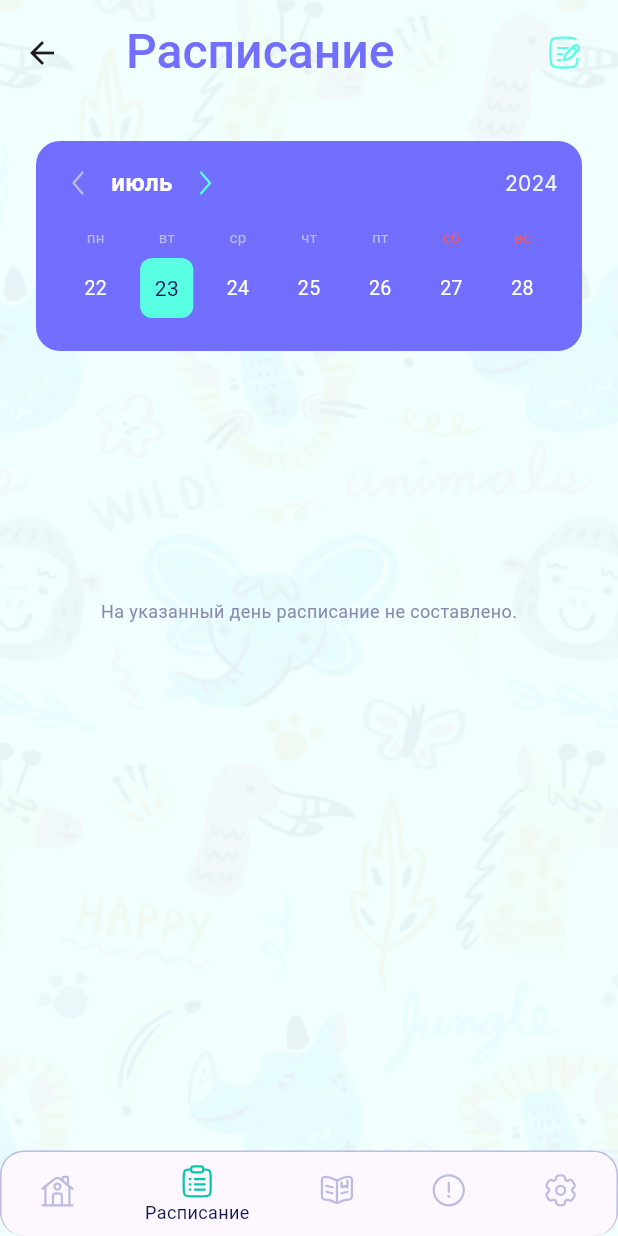
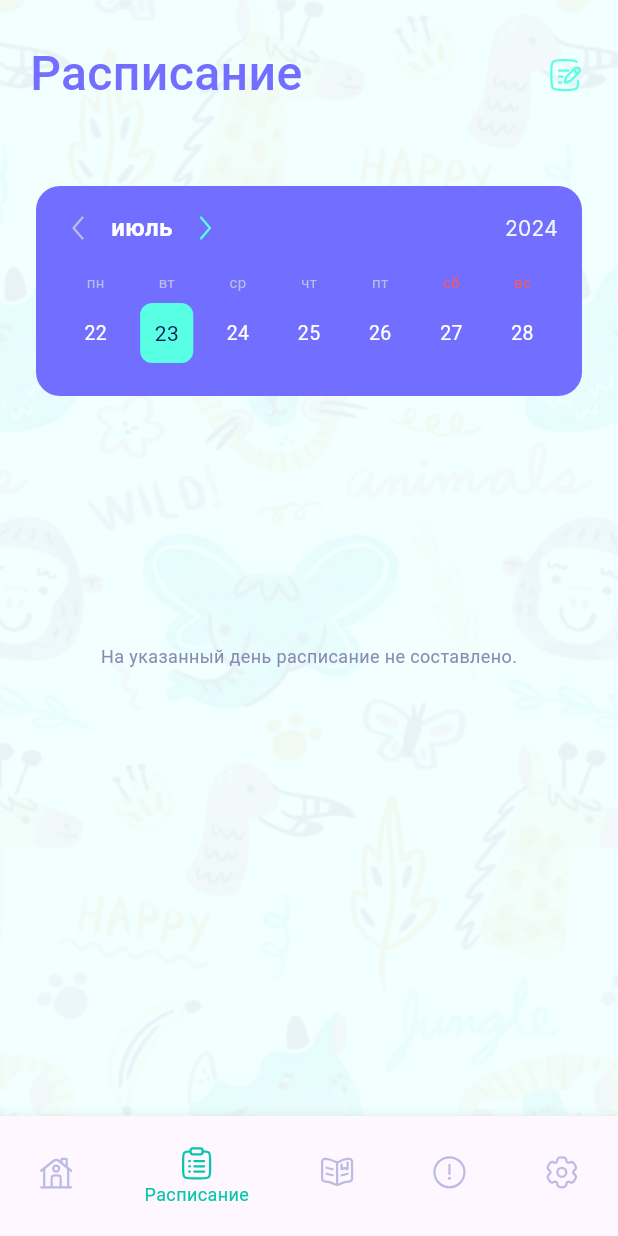
Before and after one commit to gaddevv/nanny_organizer, a Flutter app: the Screens screen opened directly, item 2 of the bottom bar chosen, on a phone screen of 412 x 824 dp. Run offline on Flutter 3.47's test engine with Material 3 defaults, Android fonts, the phone set to English and light mode, and no system bars; drawn by our look-alikes of table_calendar; our stand-ins replace flutter_bloc, flutter_svg, hive, hive_flutter, image_picker, in_app_review and 2 more; accounts and stored records are empty.

Commit message:
upgrade Screens

```diff
--- a/lib/screens/diary.dart
+++ b/lib/screens/diary.dart
@@ -8,11 +8,11 @@ import 'package:nanny_organizer/components/custom_button.dart';
 import 'package:nanny_organizer/database/database.dart';
 import 'package:nanny_organizer/screens/views/add_note.dart';
 
-class DiaryWidget extends StatefulWidget {
-  const DiaryWidget({super.key});
+class DiaryScreen extends StatefulWidget {
+  const DiaryScreen({super.key});
 
   @override
-  State<DiaryWidget> createState() => _DiaryWidgetState();
+  State<DiaryScreen> createState() => _DiaryScreenState();
 }
 
 final colorBg = Color.fromRGBO(241, 246, 255, 1);
@@ -29,7 +29,7 @@ final styleTextActive = TextStyle(
   fontFamily: 'Roboto',
 );
 
-class _DiaryWidgetState extends State<DiaryWidget> {
+class _DiaryScreenState extends State<DiaryScreen> {
   List<CategoryCustom> category = [
     CategoryCustom(
       id: 0,
--- a/lib/screens/home.dart
+++ b/lib/screens/home.dart
@@ -11,14 +11,14 @@ import 'package:nanny_organizer/screens/views/add_schedule.dart';
 import 'package:flutter_svg/flutter_svg.dart';
 import 'package:intl/intl.dart';
 
-class HomeWidget extends StatefulWidget {
-  const HomeWidget({super.key});
+class HomeScreen extends StatefulWidget {
+  const HomeScreen({super.key});
 
   @override
-  State<HomeWidget> createState() => _HomeWidgetState();
+  State<HomeScreen> createState() => _HomeScreenState();
 }
 
-class _HomeWidgetState extends State<HomeWidget> {
+class _HomeScreenState extends State<HomeScreen> {
   filtredDB(DateTime dateDB) {
     filtred.clear();
     scheduleBox.values.forEach((element) {
--- a/lib/screens/schedule.dart
+++ b/lib/screens/schedule.dart
@@ -8,16 +8,16 @@ import 'package:table_calendar/table_calendar.dart';
 import '../database/adapter/hive_adapter.dart';
 import '../components/calendar_custom.dart';
 
-class ScheduleWidget extends StatefulWidget {
-  const ScheduleWidget({super.key});
+class ScheduleScreen extends StatefulWidget {
+  const ScheduleScreen({super.key});
 
   @override
-  State<ScheduleWidget> createState() => SscheduleState();
+  State<ScheduleScreen> createState() => SscheduleState();
 }
 
 List<ScheduleDB> filtred = [];
 
-class SscheduleState extends State<ScheduleWidget> {
+class SscheduleState extends State<ScheduleScreen> {
   filtredDB(DateTime dateDB) {
     filtred.clear();
     scheduleBox.values.forEach((element) {
--- a/lib/screens/screens.dart
+++ b/lib/screens/screens.dart
@@ -1,8 +1,6 @@
 import 'package:flutter/material.dart';
 import 'package:flutter_svg/flutter_svg.dart';
-import 'package:nanny_organizer/components/custom_button.dart';
-import 'package:nanny_organizer/components/style.dart';
-import 'package:nanny_organizer/database/database.dart';
+import 'package:nanny_organizer/globals.dart';
 import 'package:nanny_organizer/screens/diary.dart';
 import 'package:nanny_organizer/screens/home.dart';
 import 'package:nanny_organizer/screens/schedule.dart';
@@ -11,24 +9,41 @@ import 'package:nanny_organizer/screens/situations.dart';
 import 'package:nanny_organizer/screens/views/add_schedule.dart';
 
 class Screens extends StatefulWidget {
-  const Screens({super.key});
+  Screens({
+    super.key,
+  });
 
   @override
   State<Screens> createState() => _ScreensState();
 }
 
 class _ScreensState extends State<Screens> {
-  int _selectIndex = 0;
-  List<Widget> screens = [
-    HomeWidget(),
-    ScheduleWidget(),
-    DiaryWidget(),
-    SituationsWidget(),
-    SettingsWidget(),
-  ];
+  int currentIndex = 0;
+  String title = 'Главная';
+  activeScreen(int index) {
+    setState(() {
+      currentIndex = index;
+      if (index == 0) title = 'Главная';
+      if (index == 1) {
+        title = 'Расписание';
+      }
+      if (index == 2) title = 'Дневник Прогресса';
+      if (index == 3) title = 'Тревожные Ситуации';
+      if (index == 4) title = 'Настройки';
+    });
+  }
 
   @override
   Widget build(BuildContext context) {
+    final width = MediaQuery.sizeOf(context).width;
+
+    List<Widget> screens = [
+      HomeScreen(),
+      ScheduleScreen(),
+      DiaryScreen(),
+      SituationsScreen(),
+      SettingsScreen(),
+    ];
     return Stack(
       children: [
         Image.asset(
@@ -39,136 +54,78 @@ class _ScreensState extends State<Screens> {
         ),
         Scaffold(
           backgroundColor: Colors.transparent,
-          appBar: AppBar(
-            toolbarHeight: 70,
-            backgroundColor: Colors.transparent,
-            title: Padding(
-              padding: EdgeInsets.only(left: 12),
-              child: Row(
-                children: [
-                  if (_selectIndex == 0) Expanded(child: Text('Главная', style: appBarText, maxLines: 2, softWrap: true)),
-                  if (_selectIndex == 1) Expanded(child: Text('Расписание', style: appBarText, maxLines: 2, softWrap: true)),
-                  if (_selectIndex == 2) Expanded(child: Text('Дневник прогресса', style: appBarText, maxLines: 2, softWrap: true)),
-                  if (_selectIndex == 3) Expanded(child: Text('Тревожные ситуации', style: appBarText, maxLines: 2, softWrap: true)),
-                  if (_selectIndex == 4) Expanded(child: Text('Настройки', style: appBarText, maxLines: 2, softWrap: true)),
-                ],
-              ),
-            ),
-            actions: [
-              if (_selectIndex == 1)
-                Padding(
-                  padding: const EdgeInsets.symmetric(horizontal: 24),
-                  child: CustomButton(
-                    width: 24,
-                    height: 24,
-                    child: SvgPicture.asset('assets/icons/schedule_icon.svg'),
-                    onPressed: () async {
-                      await Navigator.push(
-                        context,
-                        MaterialPageRoute(
-                          builder: (BuildContext context) {
-                            return AddSchedule();
-                          },
-                        ),
-                      );
-                      setState(() {
-                        scheduleBox.values.forEach((element) {
-                          if (element.dateTime?.day == DateTime.now().day) {
-                            filtred.add(element);
-                          }
-                        });
-                      });
-                    },
-                  ),
-                ),
-            ],
-          ),
-          bottomNavigationBar: Theme(
-            data: ThemeData(
-              splashColor: Colors.transparent,
-              highlightColor: Colors.transparent,
-              hoverColor: Colors.transparent,
-            ),
-            child: Container(
-              decoration: BoxDecoration(
-                borderRadius: BorderRadius.circular(16),
-                border: Border(
-                  top: BorderSide(
-                    color: Color.fromRGBO(188, 188, 227, 1),
-                  ),
-                  left: BorderSide(
-                    color: Color.fromRGBO(188, 188, 227, 1),
-                  ),
-                  right: BorderSide(
-                    color: Color.fromRGBO(188, 188, 227, 1),
-                  ),
-                ),
-              ),
-              child: ClipRRect(
-                borderRadius: BorderRadius.circular(16),
-                child: BottomNavigationBar(
-                  useLegacyColorScheme: true,
-                  currentIndex: _selectIndex,
-                  onTap: (index) => setState(() {
-                    _selectIndex = index;
-                  }),
-                  selectedLabelStyle: TextStyle(
-                    color: Color.fromRGBO(12, 22, 84, 1),
-                    fontSize: 12,
-                    fontWeight: FontWeight.w400,
-                    fontFamily: 'Roboto',
-                  ),
-                  selectedFontSize: 12,
-                  selectedItemColor: Color.fromRGBO(12, 22, 84, 1),
-                  items: [
-                    BottomNavigationBarItem(
-                      icon: SvgPicture.asset('assets/icons/navbar/home.svg'),
-                      activeIcon: SvgPicture.asset(
-                        'assets/icons/navbar/home.svg',
-                        colorFilter: ColorFilter.mode(Color.fromRGBO(7, 198, 172, 1), BlendMode.srcIn),
+          appBar: PreferredSize(
+            preferredSize: Size(double.infinity, 100),
+            child: SafeArea(
+              child: Container(
+                height: 100,
+                width: width - 100,
+                padding: EdgeInsets.only(left: 20),
+                alignment: Alignment.centerLeft,
+                child: Wrap(
+                  alignment: WrapAlignment.start,
+                  runAlignment: WrapAlignment.spaceBetween,
+                  spacing: width - (width / 2 + 55),
+                  children: [
+                    Text(
+                      title,
+                      maxLines: null,
+                      style: TextStyle(
+                        color: Color(0XFF726EFF),
+                        fontSize: 32,
+                        fontWeight: FontWeight.w500,
+                        fontFamily: 'Roboto',
                       ),
-                      label: 'Главная',
                     ),
-                    BottomNavigationBarItem(
-                      icon: SvgPicture.asset('assets/icons/navbar/schedule.svg'),
-                      activeIcon: SvgPicture.asset(
-                        'assets/icons/navbar/schedule.svg',
-                        colorFilter: ColorFilter.mode(Color.fromRGBO(7, 198, 172, 1), BlendMode.srcIn),
+                    if (currentIndex == 1)
+                      IconButton(
+                        onPressed: () {
+                          pushPage(context, AddSchedule());
+                        },
+                        icon: SvgPicture.asset('assets/icons/schedule-icon.svg'),
                       ),
-                      label: 'Расписание',
-                    ),
-                    BottomNavigationBarItem(
-                      icon: SvgPicture.asset('assets/icons/navbar/diary.svg'),
-                      activeIcon: SvgPicture.asset(
-                        'assets/icons/navbar/diary.svg',
-                        colorFilter: ColorFilter.mode(Color.fromRGBO(7, 198, 172, 1), BlendMode.srcIn),
-                      ),
-                      label: 'Дневник',
-                    ),
-                    BottomNavigationBarItem(
-                      icon: SvgPicture.asset('assets/icons/navbar/situations.svg'),
-                      activeIcon: SvgPicture.asset(
-                        'assets/icons/navbar/situations.svg',
-                        colorFilter: ColorFilter.mode(Color.fromRGBO(7, 198, 172, 1), BlendMode.srcIn),
-                      ),
-                      label: 'Ситуации',
-                    ),
-                    BottomNavigationBarItem(
-                      icon: SvgPicture.asset('assets/icons/navbar/settings.svg'),
-                      activeIcon: SvgPicture.asset(
-                        'assets/icons/navbar/settings.svg',
-                        colorFilter: ColorFilter.mode(Color.fromRGBO(7, 198, 172, 1), BlendMode.srcIn),
-                      ),
-                      label: 'Настройки',
-                    ),
                   ],
                 ),
               ),
             ),
           ),
-          body: Center(
-            child: screens[_selectIndex],
+          bottomNavigationBar: Container(
+            height: 80,
+            child: BottomNavigationBar(
+                currentIndex: currentIndex,
+                onTap: activeScreen,
+                selectedItemColor: Color(0XFF07C6AC),
+                showUnselectedLabels: false,
+                selectedLabelStyle: TextStyle(fontSize: 12, fontWeight: FontWeight.w400, fontFamily: 'Roboto'),
+                items: [
+                  BottomNavigationBarItem(
+                      icon: SvgPicture.asset('assets/icons/navigation-bar/home.svg'),
+                      label: 'Главная',
+                      activeIcon: SvgPicture.asset('assets/icons/navigation-bar/home.svg',
+                          colorFilter: ColorFilter.mode(Color(0XFF07C6AC), BlendMode.srcIn))),
+                  BottomNavigationBarItem(
+                      icon: SvgPicture.asset('assets/icons/navigation-bar/schedule.svg'),
+                      label: 'Расписание',
+                      activeIcon: SvgPicture.asset('assets/icons/navigation-bar/schedule.svg',
+                          colorFilter: ColorFilter.mode(Color(0XFF07C6AC), BlendMode.srcIn))),
+                  BottomNavigationBarItem(
+                      icon: SvgPicture.asset('assets/icons/navigation-bar/diary.svg'),
+                      label: 'Дневник',
+                      activeIcon: SvgPicture.asset('assets/icons/navigation-bar/diary.svg',
+                          colorFilter: ColorFilter.mode(Color(0XFF07C6AC), BlendMode.srcIn))),
+                  BottomNavigationBarItem(
+                      icon: SvgPicture.asset('assets/icons/navigation-bar/situations.svg'),
+                      label: 'Ситуации',
+                      activeIcon: SvgPicture.asset('assets/icons/navigation-bar/situations.svg',
+                          colorFilter: ColorFilter.mode(Color(0XFF07C6AC), BlendMode.srcIn))),
+                  BottomNavigationBarItem(
+                      icon: SvgPicture.asset('assets/icons/navigation-bar/settings.svg'),
+                      label: 'Настройки',
+                      activeIcon: SvgPicture.asset('assets/icons/navigation-bar/settings.svg',
+                          colorFilter: ColorFilter.mode(Color(0XFF07C6AC), BlendMode.srcIn))),
+                ]),
           ),
+          body: Center(child: screens[currentIndex]),
         ),
       ],
     );
--- a/lib/screens/settings.dart
+++ b/lib/screens/settings.dart
@@ -3,14 +3,14 @@ import 'package:flutter/material.dart';
 import 'package:nanny_organizer/components/custom_button.dart';
 import 'package:nanny_organizer/globals.dart';
 
-class SettingsWidget extends StatefulWidget {
-  const SettingsWidget({super.key});
+class SettingsScreen extends StatefulWidget {
+  const SettingsScreen({super.key});
 
   @override
-  State<SettingsWidget> createState() => _SettingsWidgetState();
+  State<SettingsScreen> createState() => _SettingsScreenState();
 }
 
-class _SettingsWidgetState extends State<SettingsWidget> {
+class _SettingsScreenState extends State<SettingsScreen> {
   @override
   Widget build(BuildContext context) {
     return Scaffold(
--- a/lib/screens/situations.dart
+++ b/lib/screens/situations.dart
@@ -1,5 +1,4 @@
-import 'package:flutter/cupertino.dart';
-import 'package:flutter/widgets.dart';
+
 import 'package:flutter_svg/flutter_svg.dart';
 import 'package:flutter/material.dart';
 import 'package:nanny_organizer/database/adapter/hive_adapter.dart';
@@ -11,14 +10,14 @@ import 'package:nanny_organizer/screens/views/danger_situations.dart';
 import 'package:nanny_organizer/screens/views/instructions.dart';
 import 'package:nanny_organizer/screens/views/numbers.dart';
 
-class SituationsWidget extends StatefulWidget {
-  const SituationsWidget({super.key});
+class SituationsScreen extends StatefulWidget {
+  const SituationsScreen({super.key});
 
   @override
-  State<SituationsWidget> createState() => _SituationsWidgetState();
+  State<SituationsScreen> createState() => _SituationsScreenState();
 }
 
-class _SituationsWidgetState extends State<SituationsWidget> {
+class _SituationsScreenState extends State<SituationsScreen> {
   bool _isOpenFavourites = false;
   List<ContactDB> favourites = [];
 
--- a/pubspec.yaml
+++ b/pubspec.yaml
@@ -80,7 +80,7 @@ flutter:
     - assets/fonts/Roboto/
     - assets/fonts/Prata/
     - assets/icons/
-    - assets/icons/navbar/
+    - assets/icons/navigation-bar/
 
   # An image asset can refer to one or more resolution-specific "variants", see
   # https://flutter.dev/assets-and-images/#resolution-aware
```
Also changed, not shown: assets/icons/navigation-bar/diary.svg (renamed from assets/icons/navbar/diary.svg), assets/icons/navigation-bar/home.svg (renamed from assets/icons/navbar/home.svg), assets/icons/navigation-bar/schedule.svg (renamed from assets/icons/navbar/schedule.svg), assets/icons/navigation-bar/settings.svg (renamed from assets/icons/navbar/settings.svg), assets/icons/navigation-bar/situations.svg (renamed from assets/icons/navbar/situations.svg), assets/icons/schedule-icon.svg (renamed from assets/icons/schedule_icon.svg).
